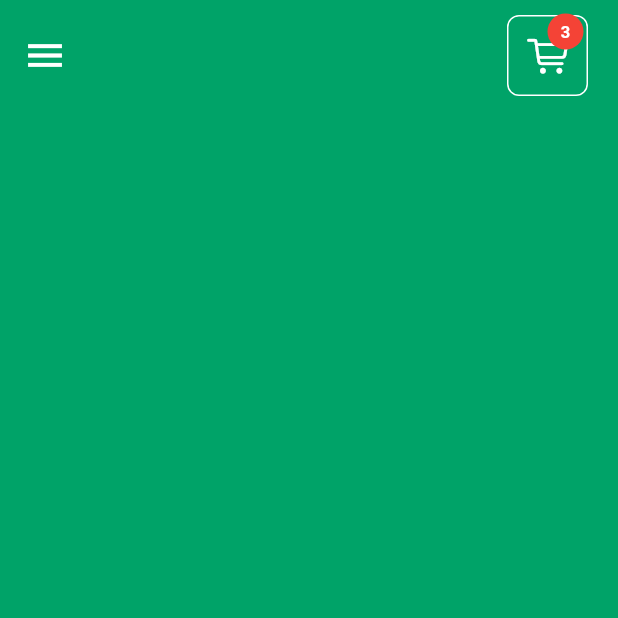
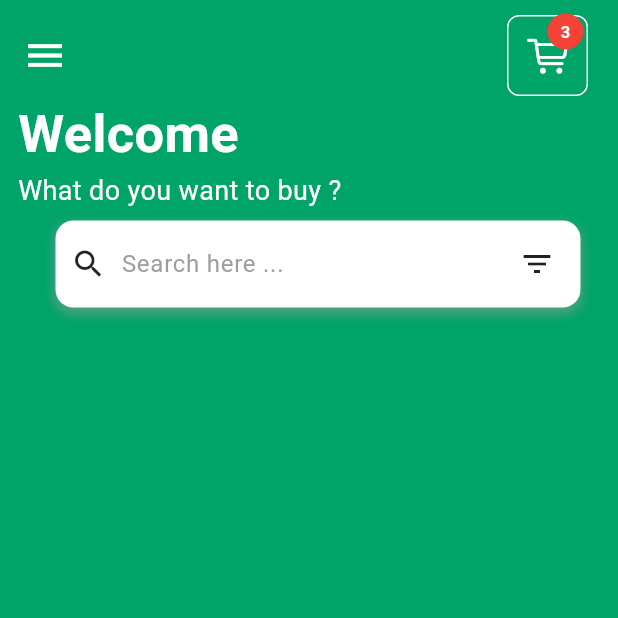
Before and after one commit to ayhem8hamdi/Shop_App, a Flutter app: the HomeScreen screen opened by its route, on a phone screen of 412 x 824 dp, the top half of it. Run offline on Flutter 3.47's test engine with Material 3 defaults, Android fonts, the phone set to English and light mode, and no system bars; our stand-ins replace dio.

Commit message:
Create Custom Search Bar

```diff
--- a/lib/Views/home_screen.dart
+++ b/lib/Views/home_screen.dart
@@ -1,6 +1,8 @@
 import 'package:flutter/material.dart';
+import 'package:flutter/widgets.dart';
 
 import 'package:shopp_app/Widgets/custom_appbar.dart';
+import 'package:shopp_app/Widgets/custom_search_bar.dart';
 import 'package:shopp_app/constants.dart';
 
 class HomeScreen extends StatelessWidget {
@@ -11,10 +13,36 @@ class HomeScreen extends StatelessWidget {
   Widget build(BuildContext context) {
     return Scaffold(
       backgroundColor: kPrimaryColor,
-      body: const SafeArea(
+      body: SafeArea(
         child: SingleChildScrollView(
           child: Column(
-            children: [CustomAppBar()],
+            crossAxisAlignment: CrossAxisAlignment.start,
+            children: [
+              const CustomAppBar(),
+              Container(
+                padding: const EdgeInsets.only(left: 12),
+                child: const Column(
+                  crossAxisAlignment: CrossAxisAlignment.start,
+                  children: [
+                    Text(
+                      'Welcome',
+                      style: TextStyle(
+                          fontWeight: FontWeight.bold,
+                          fontSize: 35,
+                          color: Colors.white),
+                    ),
+                    Text(
+                      'What do you want to buy ?',
+                      style: TextStyle(fontSize: 18, color: Colors.white),
+                    ),
+                    SizedBox(
+                      height: 7,
+                    ),
+                    CustomSearchBar()
+                  ],
+                ),
+              )
+            ],
           ),
         ),
       ),
--- /dev/null
+++ b/lib/Widgets/custom_search_bar.dart
@@ -0,0 +1,47 @@
+import 'package:flutter/material.dart';
+
+class CustomSearchBar extends StatelessWidget {
+  const CustomSearchBar({super.key});
+
+  @override
+  Widget build(BuildContext context) {
+    return Container(
+      decoration: BoxDecoration(
+        color: Colors.white,
+        borderRadius: BorderRadius.circular(12),
+        boxShadow: [
+          BoxShadow(
+            color: Colors.grey.withOpacity(0.5),
+            spreadRadius: 1,
+            blurRadius: 5,
+            offset: const Offset(0, 3),
+          ),
+        ],
+      ),
+      margin: const EdgeInsets.symmetric(horizontal: 25),
+      padding: const EdgeInsets.symmetric(horizontal: 10, vertical: 5),
+      child: const Row(
+        children: [
+          Icon(
+            Icons.search,
+          ),
+          SizedBox(width: 10),
+          Expanded(
+            child: TextField(
+              decoration: InputDecoration(
+                hintText: 'Search here ...',
+                border: InputBorder.none,
+                hintStyle: TextStyle(color: Colors.grey),
+              ),
+              style: TextStyle(fontSize: 16),
+            ),
+          ),
+          Icon(Icons.filter_list),
+          SizedBox(
+            width: 7,
+          )
+        ],
+      ),
+    );
+  }
+}
```
